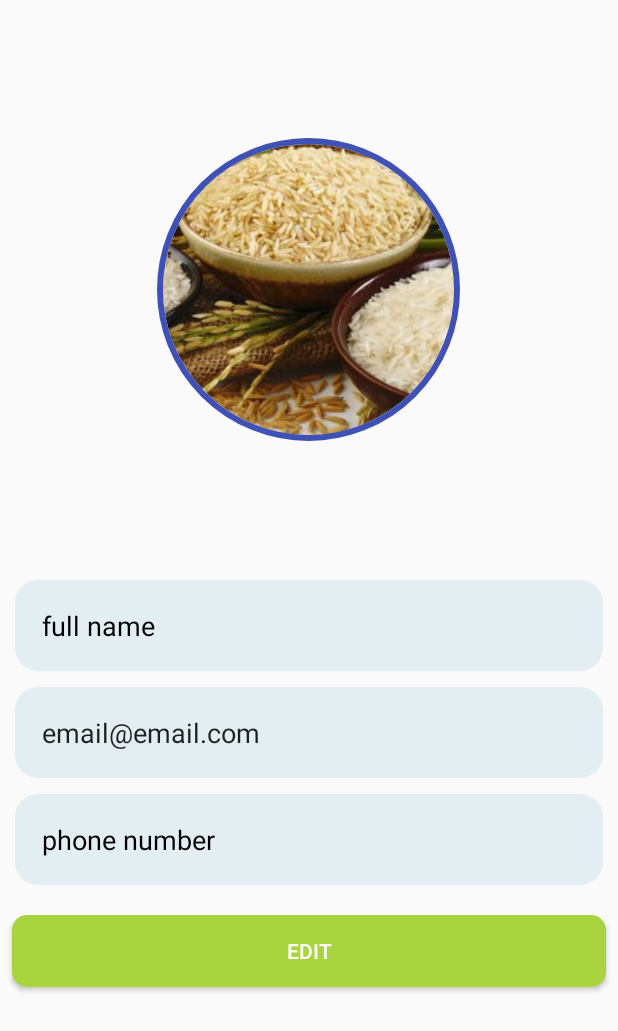
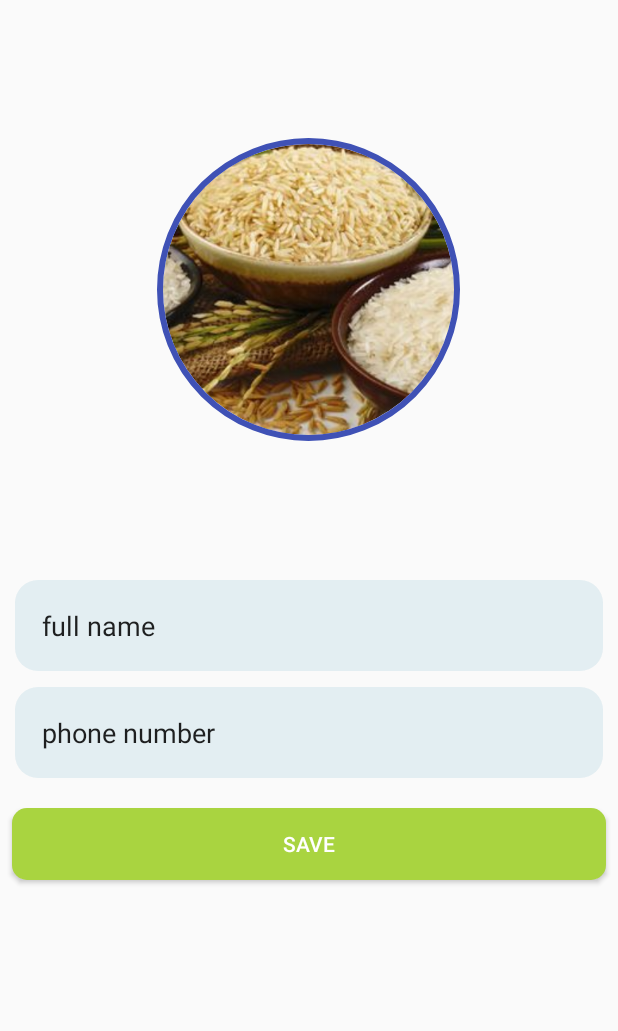
Before and after one commit to kahuustambou/GaoSach, an Android app: the Profile screen opened directly, with no data from a screen before it, on a phone screen of 412 x 824 dp. Shown: the top 1031 px of the screen. Run offline under Robolectric (Android 15) with nearby library versions, the phone set to English and light mode, and no system bars; our stand-ins replace Firebase (no records; nobody signed in at launch, a user with empty details on screens opened directly); plain views replace CircularImageView; 2 statements that could not run were skipped.

Commit message:
Fixed navigation between sign in & sign up, view user profile

```diff
--- a/app/src/main/java/com/example/gaosach/Model/User.java
+++ b/app/src/main/java/com/example/gaosach/Model/User.java
@@ -58,10 +58,7 @@ public class User {
 
         result.put("name", name);
         result.put("phone", phone);
-        if (!isEmpty(password)) {
-            result.put("password", password);
-        }
-
+//        result.put("password", password);
         result.put("isStaff", isStaff);
         return result;
     }
--- a/app/src/main/java/com/example/gaosach/Profile.java
+++ b/app/src/main/java/com/example/gaosach/Profile.java
@@ -7,7 +7,6 @@ import androidx.core.content.ContextCompat;
 import android.graphics.Typeface;
 import android.os.Bundle;
 import android.util.Log;
-import android.util.Patterns;
 import android.view.View;
 import android.widget.Button;
 import android.widget.EditText;
@@ -23,14 +22,12 @@ import java.util.HashMap;
 import java.util.Map;
 
 import static com.example.gaosach.Common.Common.currentUser;
-import static com.example.gaosach.Common.Validator.isEmail;
 import static com.example.gaosach.Common.Validator.isEmpty;
-import static com.example.gaosach.Common.Validator.isPassword;
 import static com.example.gaosach.Common.Validator.isPhoneNumber;
 
 public class Profile extends AppCompatActivity {
-    EditText edtFullName, edtEmail, edtPhoneNumber;
-    Button btnEdit;
+    EditText edtFullName, edtPhoneNumber;
+    Button btnUpdate;
     Typeface typeface;
     int contextCompat;
     DatabaseReference database;
@@ -40,51 +37,42 @@ public class Profile extends AppCompatActivity {
         super.onCreate(savedInstanceState);
         setContentView(R.layout.activity_profile);
 
-        database = FirebaseDatabase.getInstance().getReference();
+        database = FirebaseDatabase.getInstance().getReference("User");
 
         typeface = Typeface.create("arial", Typeface.NORMAL);
         contextCompat = ContextCompat.getColor(this, R.color.black);
 
         edtFullName = findViewById(R.id.edtFullName);
-        edtEmail = findViewById(R.id.edtEmail);
         edtPhoneNumber = findViewById(R.id.edtPhoneNumber);
-        btnEdit = findViewById(R.id.btnEdit);
+        btnUpdate = findViewById(R.id.btnUpdate);
 
-        setEditable(false);
+        setUserInfo();
+//        setEditable(false);
 
-        btnEdit.setOnClickListener(new View.OnClickListener() {
+        btnUpdate.setOnClickListener(new View.OnClickListener() {
             @Override
             public void onClick(View v) {
-                if (btnEdit.getText() == "Edit") {
-                    btnEdit.setText("Update");
-                    setEditable(true);
-                } else {
-//                    String email = edtEmail.getText().toString().trim();
                 String fullName = edtFullName.getText().toString().trim();
                 String phoneNumber = edtPhoneNumber.getText().toString().trim();
-
+                Log.d("pwd", "onClick: " + currentUser.getPassword());
                 if (checkValidInputs(fullName, phoneNumber)) {
                     try {
-                            User user = new User(
-                                    fullName, phoneNumber, null, false
-                            );
+                        User user = new User();
+                        user.setName(fullName);
+                        user.setPhone(phoneNumber);
 
                         updateUser(user);
                     } catch (Exception exception) {
                         Log.d("loineh", exception.getMessage());
                     }
 
-                        btnEdit.setText("Edit");
                     setEditable(false);
-                    } else {
-                        return;
-                    }
                 }
             }
         });
     }
 
-    private void setTextView() {
+    private void setUserInfo() {
         edtFullName.setText(currentUser.getName());
         edtPhoneNumber.setText(currentUser.getPhone());
     }
@@ -92,7 +80,6 @@ public class Profile extends AppCompatActivity {
     private void setEditable(boolean isEnable) {
         edtFullName.setEnabled(isEnable);
         edtPhoneNumber.setEnabled(isEnable);
-        //        edtEmail.setEnabled(isEnable);
 
         setTextStyle();
     }
@@ -100,9 +87,6 @@ public class Profile extends AppCompatActivity {
     private void setTextStyle() {
         edtFullName.setTypeface(typeface);
         edtFullName.setTextColor(contextCompat);
-
-//        edtEmail.setTypeface(typeface);
-//        edtEmail.setTextColor(contextCompat);
 
         edtPhoneNumber.setTypeface(typeface);
         edtPhoneNumber.setTextColor(contextCompat);
@@ -126,8 +110,7 @@ public class Profile extends AppCompatActivity {
 
     public void updateUser(User user) {
         Map<String, Object> childUpdates = new HashMap<>();
-        childUpdates.put("/User/" + currentUser.getPhone(), user.toMap());
-        database.child("User/" + currentUser.getPhone());
+        childUpdates.put(currentUser.getPhone(), user.toMap());
         database.updateChildren(childUpdates)
                 .addOnSuccessListener(new OnSuccessListener<Void>() {
                     @Override
@@ -141,5 +124,8 @@ public class Profile extends AppCompatActivity {
                         Toast.makeText(Profile.this, "Failed", Toast.LENGTH_LONG).show();
                     }
                 });
+
+
+//        database.child(currentUser.getPhone()).setValue(user);
     }
 }
--- a/app/src/main/res/layout/activity_profile.xml
+++ b/app/src/main/res/layout/activity_profile.xml
@@ -42,33 +42,33 @@
             android:text="full name"></com.google.android.material.textfield.TextInputEditText>
     </com.google.android.material.textfield.TextInputLayout>
 
-    <com.google.android.material.textfield.TextInputLayout
-        android:id="@+id/email"
-        android:layout_width="match_parent"
-        android:layout_height="wrap_content"
-        android:layout_below="@+id/fullName"
-        android:layout_centerHorizontal="true"
-        android:layout_centerVertical="true"
-        android:layout_marginLeft="10dp"
-        android:layout_marginRight="10dp">
+<!--    <com.google.android.material.textfield.TextInputLayout-->
+<!--        android:id="@+id/email"-->
+<!--        android:layout_width="match_parent"-->
+<!--        android:layout_height="wrap_content"-->
+<!--        android:layout_below="@+id/fullName"-->
+<!--        android:layout_centerHorizontal="true"-->
+<!--        android:layout_centerVertical="true"-->
+<!--        android:layout_marginLeft="10dp"-->
+<!--        android:layout_marginRight="10dp">-->
 
-        <com.google.android.material.textfield.TextInputEditText
-            android:id="@+id/edtEmail"
-            android:layout_width="match_parent"
-            android:layout_height="wrap_content"
-            android:background="@drawable/reg_edtext_style"
-            android:inputType="textEmailAddress"
-            android:padding="18dp"
-            android:text="email@email.com">
+<!--        <com.google.android.material.textfield.TextInputEditText-->
+<!--            android:id="@+id/edtEmail"-->
+<!--            android:layout_width="match_parent"-->
+<!--            android:layout_height="wrap_content"-->
+<!--            android:background="@drawable/reg_edtext_style"-->
+<!--            android:inputType="textEmailAddress"-->
+<!--            android:padding="18dp"-->
+<!--            android:text="email@email.com">-->
 
-        </com.google.android.material.textfield.TextInputEditText>
-    </com.google.android.material.textfield.TextInputLayout>
+<!--        </com.google.android.material.textfield.TextInputEditText>-->
+<!--    </com.google.android.material.textfield.TextInputLayout>-->
 
     <com.google.android.material.textfield.TextInputLayout
         android:id="@+id/phoneNumber"
         android:layout_width="match_parent"
         android:layout_height="wrap_content"
-        android:layout_below="@+id/email"
+        android:layout_below="@+id/fullName"
         android:layout_centerHorizontal="true"
         android:layout_centerVertical="true"
         android:layout_marginLeft="10dp"
@@ -79,7 +79,7 @@
             android:layout_width="match_parent"
             android:layout_height="wrap_content"
             android:background="@drawable/reg_edtext_style"
-            android:inputType="textEmailAddress"
+            android:inputType="textPhonetic"
             android:padding="18dp"
             android:text="phone number">
 
@@ -87,7 +87,7 @@
     </com.google.android.material.textfield.TextInputLayout>
 
     <Button
-        android:id="@+id/btnEdit"
+        android:id="@+id/btnUpdate"
         android:layout_width="match_parent"
         android:layout_height="wrap_content"
         android:layout_below="@+id/phoneNumber"
@@ -95,7 +95,7 @@
         android:layout_marginTop="20dp"
         android:layout_marginRight="8dp"
         android:background="@drawable/reg_btnsignin"
-        android:text="Edit"
+        android:text="Save"
         android:textColor="@color/white"></Button>
 
 </RelativeLayout>
--- a/app/src/main/res/layout/activity_sign_in.xml
+++ b/app/src/main/res/layout/activity_sign_in.xml
@@ -26,7 +26,7 @@
             android:hint="Nhập số điện thoại..."
             android:inputType="phone"
             android:padding="18dp"
-            android:text="0909090909">
+            android:text="0123456789">
             <!-- android:text="0368782133"> -->
         </com.google.android.material.textfield.TextInputEditText>
     </com.google.android.material.textfield.TextInputLayout>
```
Also changed, not shown: app/src/main/java/com/example/gaosach/Home.java (+31 -33 lines), app/src/main/java/com/example/gaosach/MainActivity.java (+1 -6 lines), app/src/main/java/com/example/gaosach/SignIn.java (+27 -85 lines), app/src/main/java/com/example/gaosach/SignUp.java (+25 -33 lines), app/src/main/res/values/strings.xml (+6 -6 lines). Lines whose indentation alone changed are shown as unchanged.
